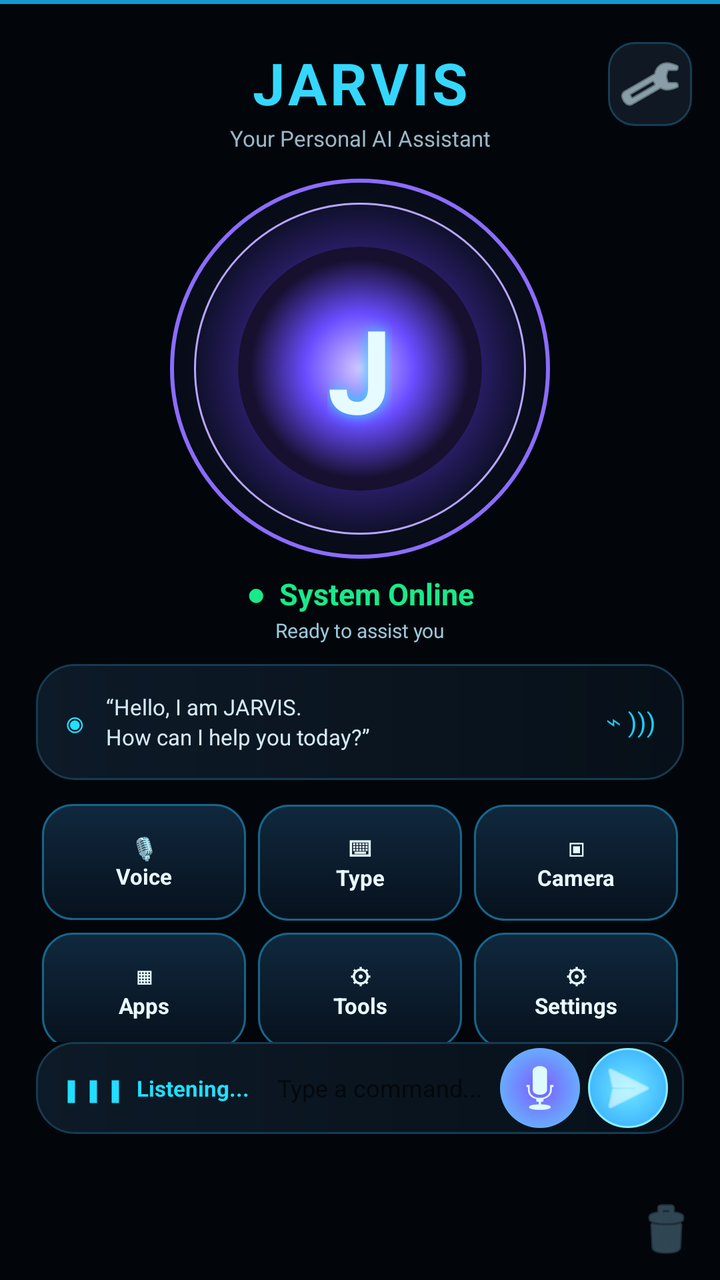
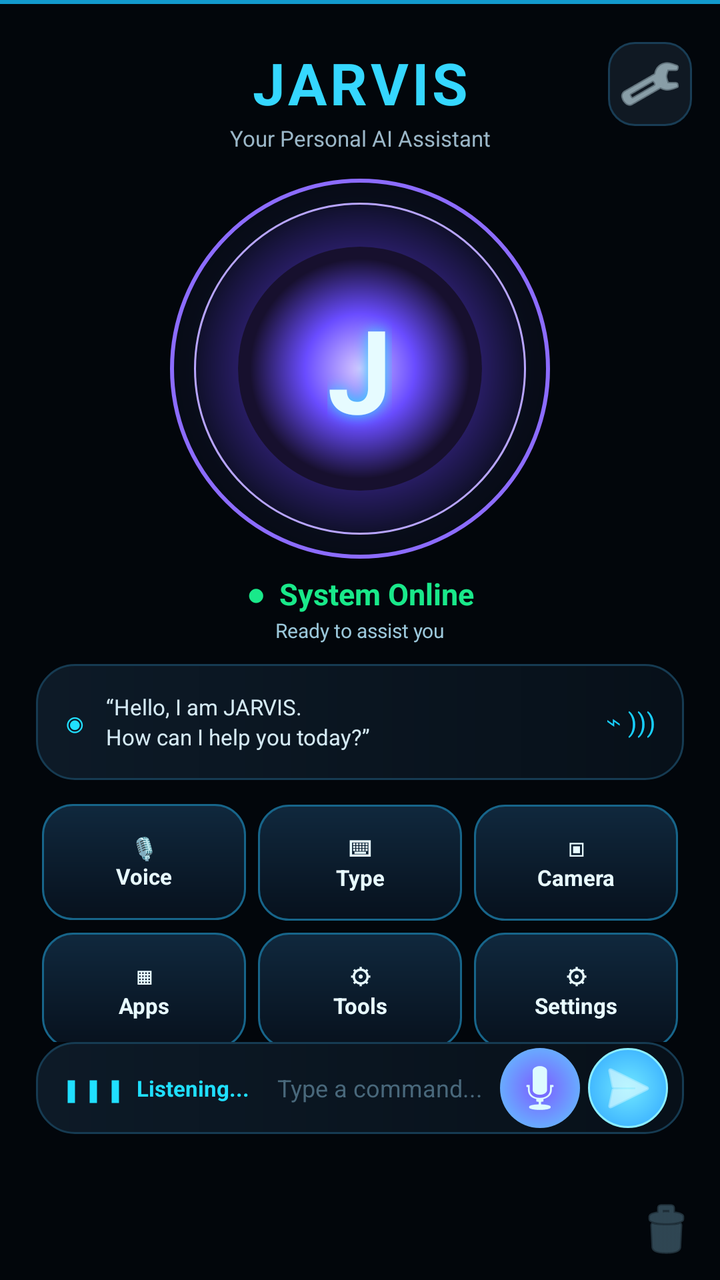

Screens rendered from an Android XML layout before and after an edit, with the pre-edit source and the edit as a unified diff.
<!-- AndroidManifest.xml: application theme Theme.Jarvis -->
<!-- res/layout/activity_main.xml -->
<?xml version="1.0" encoding="utf-8"?>
<androidx.constraintlayout.widget.ConstraintLayout xmlns:android="http://schemas.android.com/apk/res/android"
    xmlns:app="http://schemas.android.com/apk/res-auto"
    android:layout_width="match_parent"
    android:layout_height="match_parent"
    android:background="#02060B">

    <View
        android:layout_width="match_parent"
        android:layout_height="2dp"
        android:background="#16BFFF"
        android:alpha="0.8"
        app:layout_constraintTop_toTopOf="parent" />

    <TextView
        android:id="@+id/titleLabel"
        android:layout_width="wrap_content"
        android:layout_height="wrap_content"
        android:layout_marginTop="22dp"
        android:text="JARVIS"
        android:textColor="#35D7FF"
        android:textSize="29sp"
        android:textStyle="bold"
        android:letterSpacing="0.06"
        app:layout_constraintTop_toTopOf="parent"
        app:layout_constraintStart_toStartOf="parent"
        app:layout_constraintEnd_toEndOf="parent" />

    <TextView
        android:id="@+id/greetingLabel"
        android:layout_width="wrap_content"
        android:layout_height="wrap_content"
        android:layout_marginTop="1dp"
        android:text="Your Personal AI Assistant"
        android:textColor="#9BB7C8"
        android:textSize="11sp"
        app:layout_constraintTop_toBottomOf="@id/titleLabel"
        app:layout_constraintStart_toStartOf="parent"
        app:layout_constraintEnd_toEndOf="parent" />

    <ImageButton
        android:id="@+id/settingsButton"
        android:layout_width="42dp"
        android:layout_height="42dp"
        android:layout_marginTop="21dp"
        android:layout_marginEnd="14dp"
        android:background="@drawable/glass_panel"
        android:contentDescription="Settings"
        android:src="@android:drawable/ic_menu_manage"
        android:tint="#D9F6FF"
        app:layout_constraintTop_toTopOf="parent"
        app:layout_constraintEnd_toEndOf="parent" />

    <FrameLayout
        android:id="@+id/orbFrame"
        android:layout_width="190dp"
        android:layout_height="190dp"
        android:layout_marginTop="13dp"
        app:layout_constraintTop_toBottomOf="@id/greetingLabel"
        app:layout_constraintStart_toStartOf="parent"
        app:layout_constraintEnd_toEndOf="parent">

        <View
            android:layout_width="190dp"
            android:layout_height="190dp"
            android:background="@drawable/orb_calm" />

        <TextView
            android:layout_width="wrap_content"
            android:layout_height="wrap_content"
            android:layout_gravity="center"
            android:text="J"
            android:textColor="#E6FBFF"
            android:textSize="58sp"
            android:textStyle="bold"
            android:shadowColor="#2BD8FF"
            android:shadowDx="0"
            android:shadowDy="0"
            android:shadowRadius="18" />

        <View
            android:id="@+id/orb"
            android:layout_width="190dp"
            android:layout_height="190dp"
            android:alpha="0.72" />
    </FrameLayout>

    <TextView
        android:id="@+id/stateLabel"
        android:layout_width="wrap_content"
        android:layout_height="wrap_content"
        android:layout_marginTop="7dp"
        android:text="●  System Online"
        android:textColor="#19E98A"
        android:textSize="15sp"
        android:textStyle="bold"
        app:layout_constraintTop_toBottomOf="@id/orbFrame"
        app:layout_constraintStart_toStartOf="parent"
        app:layout_constraintEnd_toEndOf="parent" />

    <TextView
        android:id="@+id/moodLabel"
        android:layout_width="wrap_content"
        android:layout_height="wrap_content"
        android:layout_marginTop="1dp"
        android:text="Ready to assist you"
        android:textColor="#9BC7DA"
        android:textSize="10sp"
        app:layout_constraintTop_toBottomOf="@id/stateLabel"
        app:layout_constraintStart_toStartOf="parent"
        app:layout_constraintEnd_toEndOf="parent" />

    <LinearLayout
        android:id="@+id/statusPill"
        android:layout_width="0dp"
        android:layout_height="58dp"
        android:layout_marginStart="18dp"
        android:layout_marginTop="10dp"
        android:layout_marginEnd="18dp"
        android:background="@drawable/status_pill"
        android:gravity="center_vertical"
        app:layout_constraintTop_toBottomOf="@id/moodLabel"
        app:layout_constraintStart_toStartOf="parent"
        app:layout_constraintEnd_toEndOf="parent">

        <LinearLayout
            android:layout_width="match_parent"
            android:layout_height="match_parent"
            android:gravity="center_vertical"
            android:paddingStart="14dp"
            android:paddingEnd="14dp">

            <TextView
                android:id="@+id/statusDot"
                android:layout_width="wrap_content"
                android:layout_height="wrap_content"
                android:text="◉"
                android:textColor="#21DFFF"
                android:textSize="18sp" />

            <TextView
                android:id="@+id/stateHint"
                android:layout_width="0dp"
                android:layout_height="wrap_content"
                android:layout_weight="1"
                android:layout_marginStart="10dp"
                android:text="“Hello, I am JARVIS.\nHow can I help you today?”"
                android:textColor="#D5EAF4"
                android:textSize="11sp"
                android:lineSpacingExtra="2dp" />

            <TextView
                android:layout_width="wrap_content"
                android:layout_height="wrap_content"
                android:text="⌁ )))"
                android:textColor="#18CFFF"
                android:textSize="13sp" />
        </LinearLayout>
    </LinearLayout>

    <GridLayout
        android:id="@+id/quickGrid"
        android:layout_width="0dp"
        android:layout_height="122dp"
        android:layout_marginStart="18dp"
        android:layout_marginTop="9dp"
        android:layout_marginEnd="18dp"
        android:columnCount="3"
        android:rowCount="2"
        android:useDefaultMargins="false"
        app:layout_constraintTop_toBottomOf="@id/statusPill"
        app:layout_constraintStart_toStartOf="parent"
        app:layout_constraintEnd_toEndOf="parent">

        <TextView
            android:id="@+id/voiceQuickButton"
            style="@style/JarvisQuickButton"
            android:text="🎙\nVoice" />

        <TextView
            android:id="@+id/typeQuickButton"
            style="@style/JarvisQuickButton"
            android:text="⌨\nType" />

        <TextView
            android:id="@+id/cameraQuickButton"
            style="@style/JarvisQuickButton"
            android:text="▣\nCamera" />

        <TextView
            android:id="@+id/appsQuickButton"
            style="@style/JarvisQuickButton"
            android:text="▦\nApps" />

        <TextView
            android:id="@+id/toolsQuickButton"
            style="@style/JarvisQuickButton"
            android:text="⚙\nTools" />

        <TextView
            android:id="@+id/settingsQuickButton"
            style="@style/JarvisQuickButton"
            android:text="⚙\nSettings" />
    </GridLayout>

    <LinearLayout
        android:id="@+id/inputBar"
        android:layout_width="0dp"
        android:layout_height="46dp"
        android:layout_marginStart="18dp"
        android:layout_marginEnd="18dp"
        android:background="@drawable/status_pill"
        android:gravity="center_vertical"
        android:paddingStart="12dp"
        android:paddingEnd="8dp"
        app:layout_constraintTop_toBottomOf="@id/quickGrid"
        app:layout_constraintStart_toStartOf="parent"
        app:layout_constraintEnd_toEndOf="parent">

        <TextView
            android:id="@+id/listeningIndicator"
            android:layout_width="wrap_content"
            android:layout_height="wrap_content"
            android:text="▮▮▮  Listening..."
            android:textColor="#20DFFF"
            android:textSize="11sp"
            android:textStyle="bold" />

        <EditText
            android:id="@+id/inputField"
            android:layout_width="0dp"
            android:layout_height="42dp"
            android:layout_weight="1"
            android:background="@android:color/transparent"
            android:hint="  Type a command..."
            android:hintTextColor="#49687B"
            android:inputType="textCapSentences|textMultiLine"
            android:maxLines="1"
            android:paddingStart="8dp"
            android:textColor="#EAFBFF"
            android:textSize="12sp" />

        <ImageButton
            android:id="@+id/micButton"
            android:layout_width="40dp"
            android:layout_height="40dp"
            android:background="@drawable/mic_bg"
            android:contentDescription="Voice input"
            android:src="@android:drawable/ic_btn_speak_now"
            android:tint="#DDFBFF" />

        <ImageButton
            android:id="@+id/sendButton"
            android:layout_width="40dp"
            android:layout_height="40dp"
            android:layout_marginStart="4dp"
            android:background="@drawable/send_bg"
            android:contentDescription="Send"
            android:src="@android:drawable/ic_menu_send"
            android:tint="#EFFFFF" />
    </LinearLayout>

    <ImageButton
        android:id="@+id/clearButton"
        android:layout_width="34dp"
        android:layout_height="34dp"
        android:layout_marginEnd="10dp"
        android:layout_marginBottom="8dp"
        android:background="@android:color/transparent"
        android:contentDescription="Clear chat"
        android:src="@android:drawable/ic_menu_delete"
        android:tint="#4D7082"
        app:layout_constraintBottom_toBottomOf="parent"
        app:layout_constraintEnd_toEndOf="parent" />

    <androidx.recyclerview.widget.RecyclerView
        android:id="@+id/chatRecycler"
        android:layout_width="0dp"
        android:layout_height="1dp"
        android:visibility="gone"
        app:layout_constraintStart_toStartOf="parent"
        app:layout_constraintEnd_toEndOf="parent"
        app:layout_constraintBottom_toTopOf="@id/inputBar" />

</androidx.constraintlayout.widget.ConstraintLayout>
<!-- resources referenced by this layout -->
<resources>
  <!-- drawable glass_panel (drawable) -->
  <shape xmlns:android="http://schemas.android.com/apk/res/android">
      <solid android:color="#101923"/>
      <corners android:radius="13dp"/>
      <stroke android:width="1dp" android:color="#193D55"/>
  </shape>
  <!-- drawable mic_bg (drawable) -->
  <shape xmlns:android="http://schemas.android.com/apk/res/android"
      android:shape="oval">
      <gradient
          android:startColor="#7C5CFF"
          android:endColor="#5FD3FF"
          android:type="radial"
          android:gradientRadius="30dp" />
  </shape>
  <!-- drawable orb_calm (drawable) -->
  <layer-list xmlns:android="http://schemas.android.com/apk/res/android">
      <item>
          <shape android:shape="oval">
              <gradient android:startColor="#241B55" android:centerColor="#0B1020" android:endColor="#02050A" android:type="radial" android:gradientRadius="130dp" />
              <stroke android:width="2dp" android:color="#8C6CFF" />
          </shape>
      </item>
      <item android:left="12dp" android:top="12dp" android:right="12dp" android:bottom="12dp">
          <shape android:shape="oval">
              <gradient android:startColor="#8C6CFF" android:centerColor="#38258A" android:endColor="#080C18" android:type="radial" android:gradientRadius="90dp" />
              <stroke android:width="1dp" android:color="#B8A5FF" />
          </shape>
      </item>
      <item android:left="34dp" android:top="34dp" android:right="34dp" android:bottom="34dp">
          <shape android:shape="oval">
              <gradient android:startColor="#D5C8FF" android:centerColor="#694CFF" android:endColor="#17102E" android:type="radial" android:gradientRadius="55dp" />
          </shape>
      </item>
  </layer-list>
  <!-- drawable send_bg (drawable) -->
  <shape xmlns:android="http://schemas.android.com/apk/res/android" android:shape="oval">
      <gradient android:startColor="#6FE7FF" android:endColor="#168BFF" android:type="radial" android:gradientRadius="38dp" />
      <stroke android:width="1dp" android:color="#8CEEFF" />
  </shape>
  <!-- drawable status_pill (drawable) -->
  <shape xmlns:android="http://schemas.android.com/apk/res/android">
      <gradient
          android:startColor="#0D1A27"
          android:endColor="#071019"
          android:angle="0" />
      <corners android:radius="19dp" />
      <stroke android:width="1dp" android:color="#163B52" />
  </shape>
  <style name="JarvisQuickButton" parent="android:style/Widget.TextView">
          <item name="android:layout_width">0dp</item>
          <item name="android:layout_height">58dp</item>
          <item name="android:layout_columnWeight">1</item>
          <item name="android:layout_margin">3dp</item>
          <item name="android:background">@drawable/action_blue</item>
          <item name="android:gravity">center</item>
          <item name="android:textColor">#E8FAFF</item>
          <item name="android:textSize">11sp</item>
          <item name="android:textStyle">bold</item>
          <item name="android:lineSpacingExtra">1dp</item>
      </style>
  <style name="Theme.Jarvis" parent="Theme.MaterialComponents.DayNight.NoActionBar">
          <item name="colorPrimary">#2D6CDF</item>
          <item name="colorPrimaryDark">#0B0F14</item>
          <item name="colorAccent">#5FD3FF</item>
          <item name="android:windowBackground">#0B0F14</item>
      </style>
  <!-- drawable action_blue (drawable) -->
  <shape xmlns:android="http://schemas.android.com/apk/res/android">
      <gradient
          android:startColor="#10283D"
          android:endColor="#07111D"
          android:angle="270" />
      <corners android:radius="15dp" />
      <stroke android:width="1dp" android:color="#17658A" />
      <padding android:left="8dp" android:top="4dp" android:right="8dp" android:bottom="4dp" />
  </shape>
</resources>

<!-- the commit's change to res/layout/activity_main.xml (unified diff, before → after) -->
@@ -233,7 +233,7 @@
             android:layout_weight="1"
             android:background="@android:color/transparent"
             android:hint="  Type a command..."
-            android:hintTextColor="#49687B"
+            android:textColorHint="#49687B"
             android:inputType="textCapSentences|textMultiLine"
             android:maxLines="1"
             android:paddingStart="8dp"
